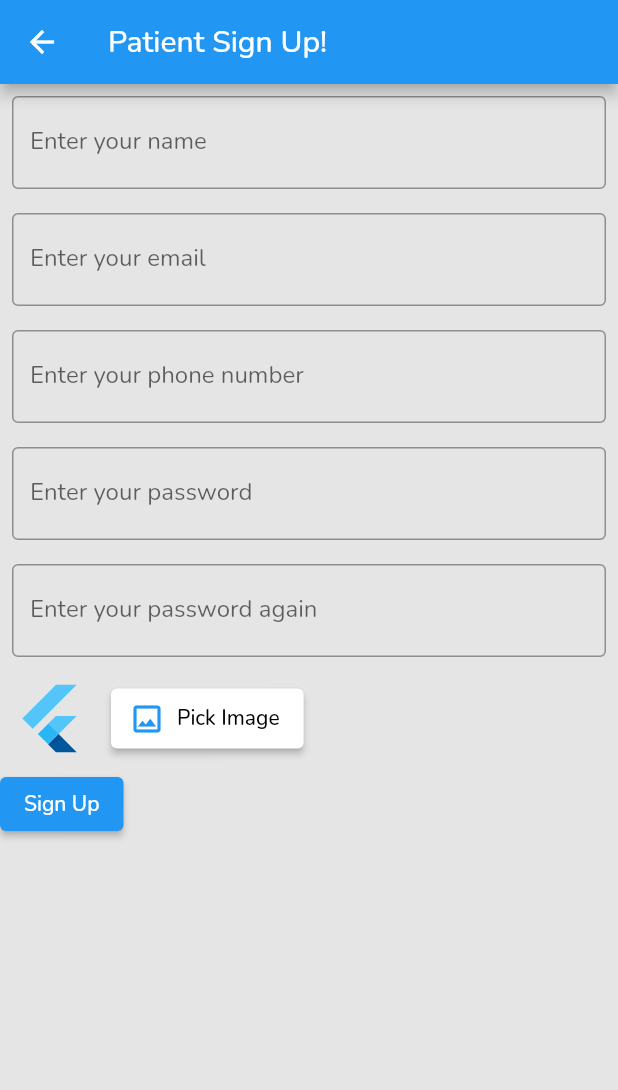
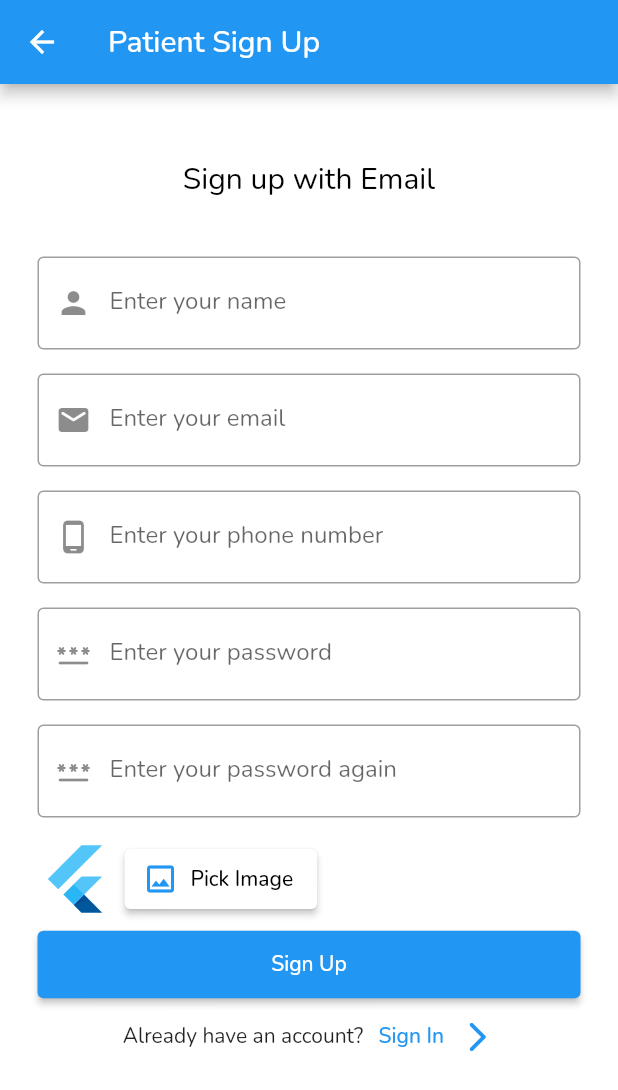
Before and after one commit to MajdHarbb/PharmaConnect, a Flutter app: the PatientSignUp screen opened directly, on a phone screen of 412 x 824 dp. Shown: the top 1090 px of the screen. Run offline on Flutter 3.47's test engine with Material 2 defaults, Android fonts, the phone set to English and light mode, and no system bars; our stand-ins replace google_fonts, google_maps_flutter, image_picker, shared_preferences; accounts and stored records are empty.

Commit message:
patient sign up paddings and icons

```diff
--- a/lib/signIn_signup/patient_signup.dart
+++ b/lib/signIn_signup/patient_signup.dart
@@ -53,61 +53,81 @@ class _PatientSignUpState extends State<PatientSignUp> {
   @override
   Widget build(BuildContext context) {
     return Scaffold(
+      backgroundColor: Colors.white,
       appBar: AppBar(
-        title: const Text('Patient Sign Up!'),
+        title: const Text('Patient Sign Up'),
+
       ),
       body: SingleChildScrollView(
+        child: Padding(
+          padding: const EdgeInsets.symmetric(horizontal: 25.0, vertical: 50),
           child: Center(
             child: Column(
-            crossAxisAlignment: CrossAxisAlignment.start,
+              crossAxisAlignment: CrossAxisAlignment.center,
               children: <Widget>[
+                  const Text(
+                      'Sign up with Email',
+                      textAlign: TextAlign.center,
+                      style: TextStyle(
+                          fontSize: 20,
+                          color: Colors.black,
+                  ),
+                ),
+                const SizedBox(width: 0, height:30),
                 Padding(
-                padding: const EdgeInsets.symmetric(horizontal: 8, vertical: 8),
+                  padding: const EdgeInsets.symmetric(vertical: 8),
                   child: TextFormField(
                     controller: nameController,
                     decoration: const InputDecoration(
                       border: OutlineInputBorder(),
                       labelText: 'Enter your name',
+                      prefixIcon: Icon(Icons.person),
                     ),
                   ),
                 ),
                 Padding(
-                padding: const EdgeInsets.symmetric(horizontal: 8, vertical: 8),
+                  padding: const EdgeInsets.symmetric(vertical: 8),
                   child: TextFormField(
                     controller: emailController,
                     decoration: const InputDecoration(
                       border: OutlineInputBorder(),
                       labelText: 'Enter your email',
+                      prefixIcon: Icon(Icons.email_rounded),
                     ),
                   ),
                 ),
                 Padding(
-                padding: const EdgeInsets.symmetric(horizontal: 8, vertical: 8),
+                  padding: const EdgeInsets.symmetric(vertical: 8),
                   child: TextFormField(
                     controller: phoneController,
                     decoration: const InputDecoration(
                       border: OutlineInputBorder(),
                       labelText: 'Enter your phone number',
+                      prefixIcon: Icon(Icons.phone_android_rounded),
                     ),
                   ),
                 ),
                 Padding(
-                padding: const EdgeInsets.symmetric(horizontal: 8, vertical: 8),
+                  padding: const EdgeInsets.symmetric(vertical: 8),
                   child: TextFormField(
+                    obscureText: true,
                     controller: passController,
                     decoration: const InputDecoration(
                       border: OutlineInputBorder(),
                       labelText: 'Enter your password',
+                      prefixIcon: Icon(Icons.password_rounded),
                     ),
                   ),
                 ),
                 Padding(
-                padding: const EdgeInsets.symmetric(horizontal: 8, vertical: 8),
+                  padding: const EdgeInsets.symmetric(vertical: 8),
                   child: TextFormField(
+                    obscureText: true,
                     controller: passConfirmController,
                     decoration: const InputDecoration(
                       border: OutlineInputBorder(),
                       labelText: 'Enter your password again',
+                      prefixIcon: Icon(Icons.password_rounded),
                     ),
                   ),
                 ),
@@ -116,8 +136,7 @@ class _PatientSignUpState extends State<PatientSignUp> {
                   children: <Widget>[
                     Flexible(
                       child: Padding(
-                      padding: const EdgeInsets.symmetric(
-                          horizontal: 8, vertical: 8),
+                        padding: const EdgeInsets.symmetric(vertical: 8),
                         child: image != null
                             ? ClipOval(
                                 child: Image.file(
@@ -155,9 +174,11 @@ class _PatientSignUpState extends State<PatientSignUp> {
                         ),
                       ),
                     ),
+
                   ],
                 ),
                 ElevatedButton(
+                  style: ElevatedButton.styleFrom(minimumSize: const Size.fromHeight(45),),
                   onPressed: () async {
 
                     // var request = http.MultipartRequest('POST', Uri.parse('http://192.168.0.117:8000/api/auth/register'));
@@ -201,7 +222,23 @@ class _PatientSignUpState extends State<PatientSignUp> {
                   },
                   child: const Text('Sign Up'),
                 ),
+                Row(
+          mainAxisAlignment: MainAxisAlignment.center,
+
+          children: [
+            const Text("Already have an account?"),
+            TextButton(onPressed: (){
+              Navigator.push(
+                        context,
+                        MaterialPageRoute(
+                            builder: (context) => const SignInUser()),
+                      );
+            }, child: const Text("Sign In"), ),
+            const Icon(Icons.arrow_forward_ios_rounded,color: Colors.blue),
           ],
+        )
+              ],
+            ),
           ),
         ),
       ),
--- a/lib/signIn_signup/pharmacy_signup.dart
+++ b/lib/signIn_signup/pharmacy_signup.dart
@@ -157,10 +157,12 @@ class _PharmacySignUpState extends State<PharmacySignUp> {
                     padding: const EdgeInsets.symmetric( vertical: 8),
                     child: TextFormField(
                       controller: passController,
+                      obscureText: true,
                       decoration: const InputDecoration(
                         border: OutlineInputBorder(),
                         labelText: 'Enter your password',
                         prefixIcon: Icon(Icons.password_rounded),
+
                       ),
                     ),
                   ),
@@ -168,6 +170,7 @@ class _PharmacySignUpState extends State<PharmacySignUp> {
                     padding: const EdgeInsets.symmetric( vertical: 8),
                     child: TextFormField(
                       controller: passConfirmController,
+                      obscureText: true,
                       decoration: const InputDecoration(
                         border: OutlineInputBorder(),
                         labelText: 'Enter your password again',
```
Lines whose indentation alone changed are shown as unchanged.
